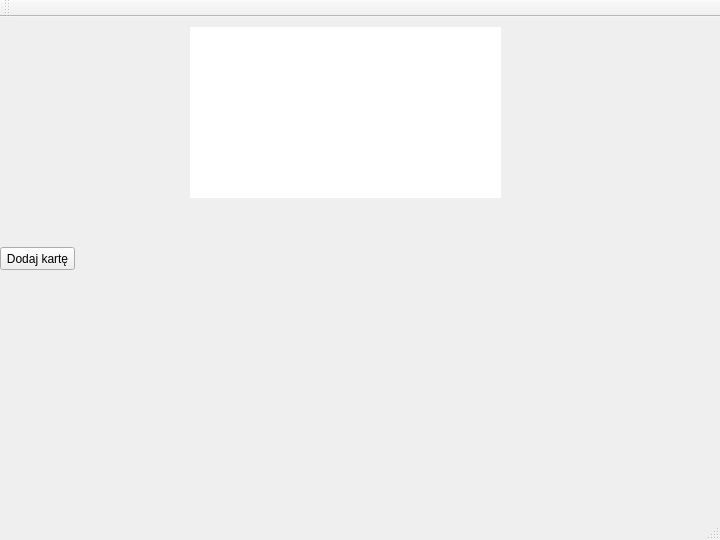
This is src/mainwindow.ui in Elimas/makao as Qt 5 draws it before an edit. The edited form follows.
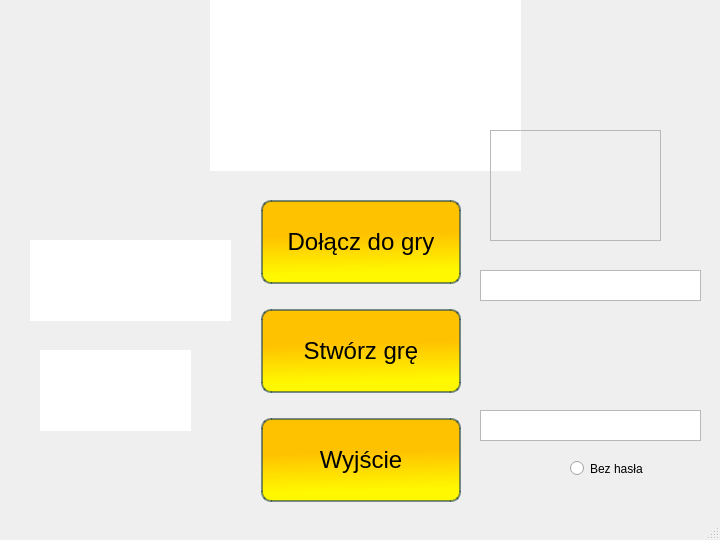
This is the edited form. Icons and pictures are not drawn. Custom widgets are drawn as their Qt base class.

Commit message:
Menu- początek
Podstawowe menu

Patch:
```diff
--- a/src/mainwindow.ui
+++ b/src/mainwindow.ui
@@ -28,6 +28,20 @@
   <property name="styleSheet">
    <string notr="true">#centralWidget {
 background:url(:/tlo/menu/Grafiki/background_1.png)
+}
+QPushButton
+{
+	height: 80px;
+width: 120px;
+background-color:qlineargradient(spread:pad, x1:0.340591, y1:0.415, x2:0.369, y2:0.903409, stop:0 rgba(255, 194, 0, 255), stop:0.948864 rgba(255, 248, 0, 255));
+font-size:24px;
+
+border: 2px solid rgba(33, 68, 72, 0.59);
+border-radius: 10px 10px 10px 10px;
+}
+QPushButton:hover
+{
+	background-color:qlineargradient(spread:pad, x1:0.340591, y1:0.415, x2:0.369, y2:0.903409, stop:0 rgba(255, 217, 93, 255), stop:0.948864 rgba(255, 250, 55, 255));
 }</string>
   </property>
   <widget class="QWidget" name="centralWidget">
@@ -37,8 +51,8 @@
     </property>
     <property name="geometry">
      <rect>
-      <x>190</x>
-      <y>10</y>
+      <x>210</x>
+      <y>0</y>
       <width>311</width>
       <height>171</height>
      </rect>
@@ -50,59 +64,148 @@
      <enum>QFrame::NoFrame</enum>
     </property>
    </widget>
-   <widget class="CardsWidget" name="cardsWidget" native="true">
+   <widget class="QWidget" name="verticalLayoutWidget">
     <property name="geometry">
      <rect>
-      <x>80</x>
-      <y>230</y>
-      <width>481</width>
-      <height>211</height>
+      <x>250</x>
+      <y>170</y>
+      <width>222</width>
+      <height>362</height>
      </rect>
     </property>
+    <layout class="QVBoxLayout" name="vclMenug">
+     <item>
+      <widget class="QPushButton" name="btnDolacz">
+       <property name="cursor">
+        <cursorShape>CrossCursor</cursorShape>
+       </property>
+       <property name="styleSheet">
+        <string notr="true"/>
+       </property>
+       <property name="text">
+        <string>Dołącz do gry</string>
+       </property>
+      </widget>
+     </item>
+     <item>
+      <widget class="QPushButton" name="btnStworz">
+       <property name="cursor">
+        <cursorShape>CrossCursor</cursorShape>
+       </property>
+       <property name="styleSheet">
+        <string notr="true"/>
+       </property>
+       <property name="text">
+        <string>Stwórz grę</string>
+       </property>
+      </widget>
+     </item>
+     <item>
+      <widget class="QPushButton" name="btnWyjscie">
+       <property name="cursor">
+        <cursorShape>CrossCursor</cursorShape>
+       </property>
+       <property name="styleSheet">
+        <string notr="true"/>
+       </property>
+       <property name="text">
+        <string>Wyjście</string>
+       </property>
+      </widget>
+     </item>
+    </layout>
    </widget>
-   <widget class="QPushButton" name="addCardButton">
+   <widget class="QTextBrowser" name="txtHaslo">
     <property name="geometry">
      <rect>
-      <x>0</x>
-      <y>230</y>
-      <width>75</width>
-      <height>23</height>
+      <x>480</x>
+      <y>410</y>
+      <width>221</width>
+      <height>31</height>
+     </rect>
+    </property>
+   </widget>
+   <widget class="QTextBrowser" name="txtNazwaGry">
+    <property name="geometry">
+     <rect>
+      <x>480</x>
+      <y>270</y>
+      <width>221</width>
+      <height>31</height>
+     </rect>
+    </property>
+   </widget>
+   <widget class="QRadioButton" name="rbtnHaslo">
+    <property name="geometry">
+     <rect>
+      <x>570</x>
+      <y>460</y>
+      <width>82</width>
+      <height>17</height>
      </rect>
     </property>
     <property name="text">
-     <string>Dodaj kartę</string>
+     <string>Bez hasła</string>
     </property>
    </widget>
-  </widget>
-  <widget class="QMenuBar" name="menuBar">
-   <property name="geometry">
-    <rect>
-     <x>0</x>
-     <y>0</y>
-     <width>720</width>
-     <height>21</height>
-    </rect>
-   </property>
-  </widget>
-  <widget class="QToolBar" name="mainToolBar">
-   <attribute name="toolBarArea">
-    <enum>TopToolBarArea</enum>
-   </attribute>
-   <attribute name="toolBarBreak">
-    <bool>false</bool>
-   </attribute>
+   <widget class="QGraphicsView" name="gphNazwaGry">
+    <property name="geometry">
+     <rect>
+      <x>30</x>
+      <y>240</y>
+      <width>201</width>
+      <height>81</height>
+     </rect>
+    </property>
+    <property name="layoutDirection">
+     <enum>Qt::LeftToRight</enum>
+    </property>
+    <property name="autoFillBackground">
+     <bool>false</bool>
+    </property>
+    <property name="styleSheet">
+     <string notr="true">background-image: url(:/tlo/menu/Grafiki/NazwaGry.png);</string>
+    </property>
+    <property name="frameShape">
+     <enum>QFrame::NoFrame</enum>
+    </property>
+   </widget>
+   <widget class="QGraphicsView" name="gphHaslo">
+    <property name="geometry">
+     <rect>
+      <x>40</x>
+      <y>350</y>
+      <width>151</width>
+      <height>81</height>
+     </rect>
+    </property>
+    <property name="styleSheet">
+     <string notr="true">background-image: url(:/tlo/menu/Grafiki/Haslo.png);</string>
+    </property>
+    <property name="frameShape">
+     <enum>QFrame::NoFrame</enum>
+    </property>
+   </widget>
+   <widget class="QFrame" name="frame">
+    <property name="geometry">
+     <rect>
+      <x>490</x>
+      <y>130</y>
+      <width>171</width>
+      <height>111</height>
+     </rect>
+    </property>
+    <property name="frameShape">
+     <enum>QFrame::StyledPanel</enum>
+    </property>
+    <property name="frameShadow">
+     <enum>QFrame::Raised</enum>
+    </property>
+   </widget>
   </widget>
   <widget class="QStatusBar" name="statusBar"/>
  </widget>
  <layoutdefault spacing="6" margin="11"/>
- <customwidgets>
-  <customwidget>
-   <class>CardsWidget</class>
-   <extends>QWidget</extends>
-   <header>cardswidget.h</header>
-   <container>1</container>
-  </customwidget>
- </customwidgets>
  <resources/>
  <connections/>
 </ui>
```
The commit also changes 10 other files.
